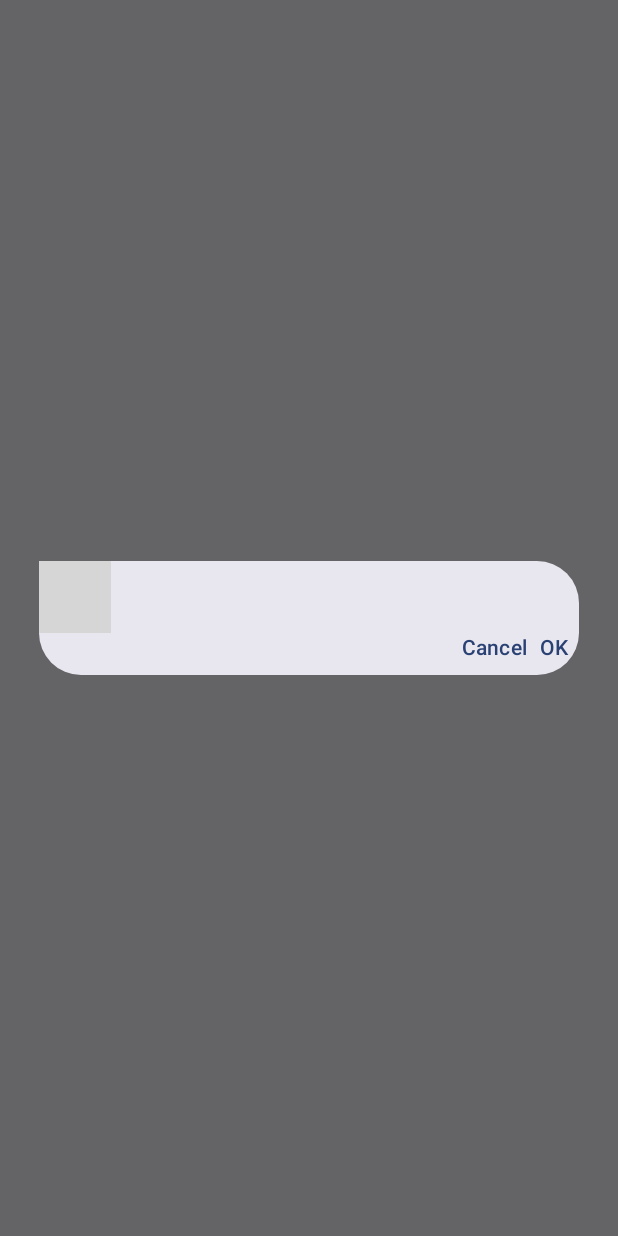
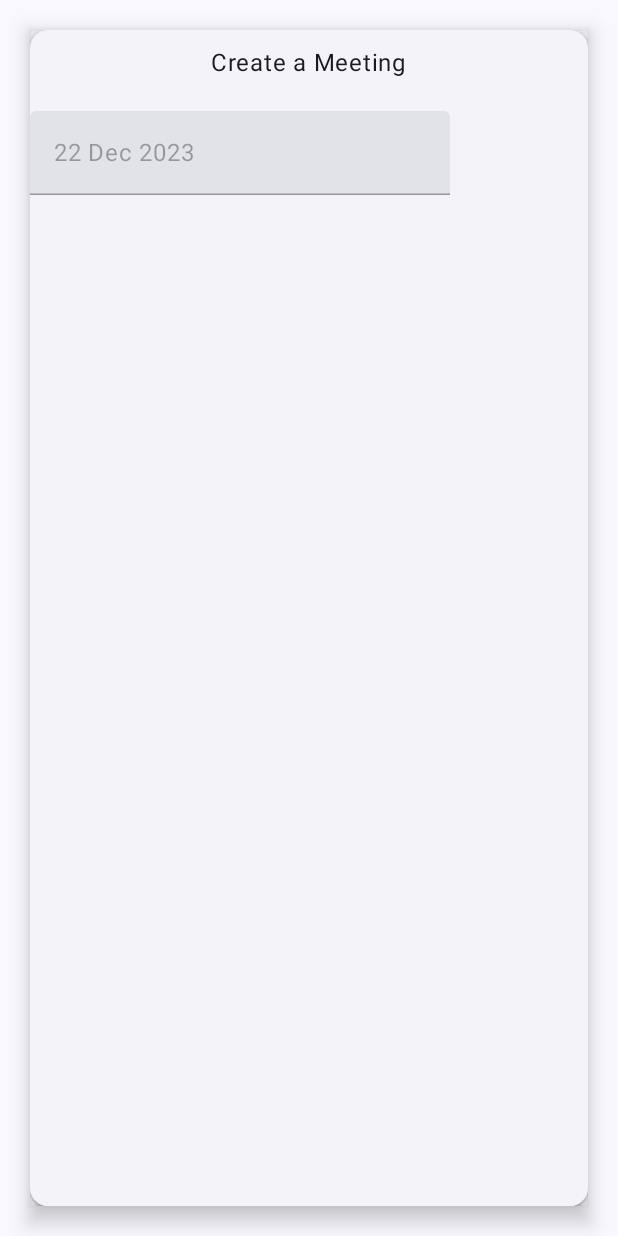
Before and after one commit to ashishbisht98/SMC-App, an Android app built with Jetpack Compose: the NewMeetingActivity screen opened directly, with no data from a screen before it, on a phone screen of 412 x 824 dp. Run offline under Robolectric (Android 15) with nearby library versions, the phone set to English and light mode, and no system bars; libraries missing offline, so code that uses them is left out: com.google.type; grey boxes are pictures that could not be loaded.

Commit message:
SMC App 1st Commit

```diff
--- a/app/src/main/java/in/gov/edudel/smcapp/NewMeetingActivity.kt
+++ b/app/src/main/java/in/gov/edudel/smcapp/NewMeetingActivity.kt
@@ -7,16 +7,21 @@ import android.os.Bundle
 import android.widget.DatePicker
 import androidx.activity.ComponentActivity
 import androidx.activity.compose.setContent
+import androidx.activity.viewModels
+import androidx.compose.foundation.Image
 import androidx.compose.foundation.background
 import androidx.compose.foundation.clickable
 import androidx.compose.foundation.layout.Arrangement
 import androidx.compose.foundation.layout.Column
+import androidx.compose.foundation.layout.Row
 import androidx.compose.foundation.layout.Spacer
 import androidx.compose.foundation.layout.fillMaxSize
 import androidx.compose.foundation.layout.fillMaxWidth
 import androidx.compose.foundation.layout.height
 import androidx.compose.foundation.layout.padding
+import androidx.compose.foundation.layout.size
 import androidx.compose.foundation.layout.width
+import androidx.compose.foundation.shape.CircleShape
 import androidx.compose.foundation.text.KeyboardActions
 import androidx.compose.foundation.text.KeyboardOptions
 import androidx.compose.material.icons.Icons
@@ -25,6 +30,7 @@ import androidx.compose.material.icons.filled.Send
 import androidx.compose.material3.Button
 import androidx.compose.material3.DatePicker
 import androidx.compose.material3.DatePickerDialog
+import androidx.compose.material3.ElevatedCard
 import androidx.compose.material3.ExperimentalMaterial3Api
 import androidx.compose.material3.Icon
 import androidx.compose.material3.IconButton
@@ -39,39 +45,53 @@ import androidx.compose.material3.TextFieldDefaults
 import androidx.compose.material3.rememberDatePickerState
 import androidx.compose.material3.rememberDateRangePickerState
 import androidx.compose.runtime.Composable
+import androidx.compose.runtime.collectAsState
 import androidx.compose.runtime.getValue
 import androidx.compose.runtime.mutableLongStateOf
 import androidx.compose.runtime.mutableStateOf
 import androidx.compose.runtime.remember
 import androidx.compose.runtime.setValue
+import androidx.compose.ui.Alignment
 import androidx.compose.ui.Modifier
+import androidx.compose.ui.draw.clip
+import androidx.compose.ui.draw.shadow
 import androidx.compose.ui.graphics.Color
+import androidx.compose.ui.layout.ContentScale
 import androidx.compose.ui.platform.LocalContext
 import androidx.compose.ui.res.colorResource
+import androidx.compose.ui.res.painterResource
+import androidx.compose.ui.text.font.FontWeight
 import androidx.compose.ui.text.input.KeyboardType
 import androidx.compose.ui.tooling.preview.Preview
 import androidx.compose.ui.unit.dp
+import androidx.compose.ui.unit.sp
 import androidx.compose.ui.window.Dialog
 import androidx.lifecycle.ViewModel
 import com.google.type.Date
 import `in`.gov.edudel.smcapp.ui.theme.SMCAppTheme
 import kotlinx.coroutines.flow.MutableStateFlow
 import java.text.SimpleDateFormat
+import java.time.Instant
 import java.time.LocalDate
+import java.time.ZoneId
+import java.time.format.DateTimeFormatter
+import java.time.format.DateTimeFormatterBuilder
 import java.util.Calendar
 import java.util.Locale
 
 
 class NewMeetingActivity: ComponentActivity() {
+    private val vm by viewModels<NewMeetingViewModel>()
+
     @OptIn(ExperimentalMaterial3Api::class)
     override fun onCreate(savedInstanceState: Bundle?) {
         val viewModel =
             super.onCreate(savedInstanceState)
         setContent {
-            SMCAppTheme{
+            SMCAppTheme {
                 // A surface container using the 'background' color from the theme
                 Surface(
-                    modifier = Modifier.fillMaxSize(),
+                    //modifier = Modifier(),
                     color = MaterialTheme.colorScheme.background
                 ) {
                     NewMeeting()
@@ -79,28 +99,90 @@ class NewMeetingActivity: ComponentActivity() {
             }
         }
     }
-}
+
     @OptIn(ExperimentalMaterial3Api::class)
     @Composable
-fun NewMeeting(){
+    fun NewMeeting() {
 
-    val datePickerState = rememberDatePickerState(null,null,2019..2024)
-    DatePickerDialog(onDismissRequest = { /*TODO*/ }, dismissButton = { Text(text = "Cancel")},
-        confirmButton = { Text(text = "OK",Modifier.clickable {  }) }) {
+        val date by vm.date.collectAsState()
+        val showdatepicker by vm.showdatepicker.collectAsState()
+        ElevatedCard(
+            Modifier
+                .fillMaxSize()
+                .padding(20.dp).shadow(8.dp),) {
 
-        DatePicker(state = datePickerState)
+
+            Spacer(modifier = Modifier
+                .height(10.dp))
+            Text(text = "Create a Meeting", Modifier.align(Alignment.CenterHorizontally))
+            Spacer(modifier = Modifier
+                .height(20.dp))
+            TextField(date.format(DateTimeFormatter.ofPattern("dd MMM yyyy")),
+                {},
+                Modifier.clickable {
+                    vm.showdatepicker.value = true
+                },
+                enabled = false,
+                readOnly = true,
+                keyboardOptions = KeyboardOptions(keyboardType = KeyboardType.Number)
+            )
         }
 
+        if (showdatepicker) {
+            val datePickerState = rememberDatePickerState(null, null, 2019..2024)
+            DatePickerDialog(onDismissRequest = { vm.showdatepicker.value = false },
+                dismissButton = { Text(text = "Cancel", modifier = Modifier.padding(10.dp)) },
+                confirmButton = {
+                    Text(text = "OK", Modifier.clickable {
+                        vm.showdatepicker.value = false
+
+                        vm.date.value = Instant.ofEpochMilli(datePickerState.selectedDateMillis!!)
+                            .atZone(ZoneId.systemDefault()).toLocalDate()
+
+                    })
+                }) {
+                DatePicker(state = datePickerState,)
+            }
+        }
     }
 
     @Preview
     @Composable
-    fun Prev()
-    {
+    fun Prev() {
         NewMeeting()
+    }
 }
 class NewMeetingViewModel() :ViewModel() {
     val showdatepicker = MutableStateFlow(false)
-  //  val selectedDate = MutableStateFlow(LocalDate
+    var date = MutableStateFlow(LocalDate.now())
 
 }
+
+//@OptIn(ExperimentalMaterial3Api::class)
+//@Composable
+//fun MaterialCard(title:String) {
+//    val context = LocalContext.current
+//    ElevatedCard(modifier = Modifier
+//        .fillMaxWidth()
+//        .padding(5.dp)
+//        .shadow(8.dp),
+//
+////        onClick = {
+////            context.startActivity(Intent(context, ViewIssue::class.java ).apply {
+////                putExtra("issue", issue)
+////            })
+////        }
+//    ) {
+//        Row(Modifier.padding(10.dp)) {
+//            Spacer(modifier = Modifier.width(26.dp))
+//            Text(
+//                text = title,
+//                Modifier
+//                    .align(Alignment.CenterVertically)
+//                    .weight(2F),
+//                fontWeight = FontWeight.Bold,
+//                fontSize = 15.sp
+//            )
+//        }
+//    }
+//}
```
Lines whose indentation alone changed are shown as unchanged.
